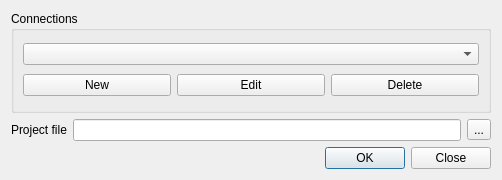
nextgis/publish2ngw, file publishdialogbase.ui: the form before one commit.
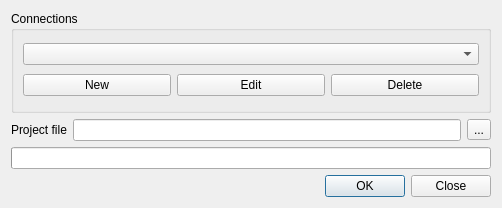
The form after the commit.

What changed in the file:
```diff
--- a/publishdialogbase.ui
+++ b/publishdialogbase.ui
@@ -7,7 +7,7 @@
     <x>0</x>
     <y>0</y>
     <width>502</width>
-    <height>180</height>
+    <height>208</height>
    </rect>
   </property>
   <property name="windowTitle">
@@ -68,6 +68,22 @@
      </item>
     </layout>
    </item>
+   <item>
+    <widget class="QProgressBar" name="progressBar">
+     <property name="minimum">
+      <number>0</number>
+     </property>
+     <property name="maximum">
+      <number>1</number>
+     </property>
+     <property name="value">
+      <number>0</number>
+     </property>
+     <property name="format">
+      <string/>
+     </property>
+    </widget>
+   </item>
    <item>
     <widget class="QDialogButtonBox" name="buttonBox">
      <property name="orientation">
```
